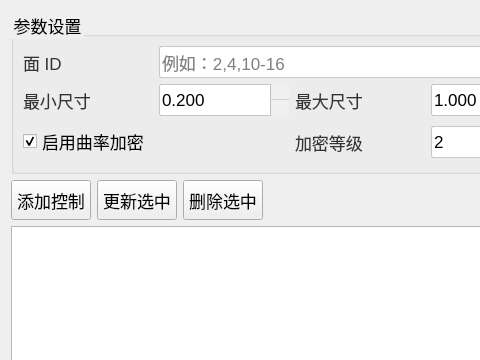
First picture: the form in plugins/Base_Mesh/MeshFaceControlWidget.ui, repository asd977/base_cae, before the edit; both pictures show x 0 to 480 and y 0 to 360 of the 720 by 520 pixel window.
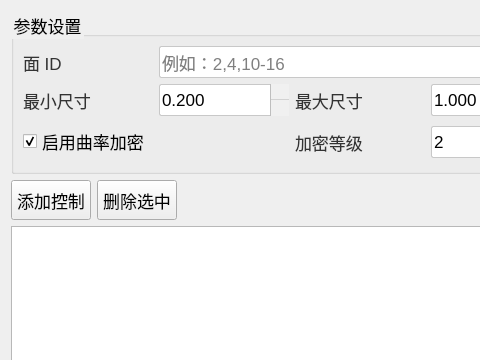
Second picture: the form after the edit. Icons and pictures are not drawn. Custom widgets are drawn as their Qt base class.

Commit message: Mesh controls: realtime row updates and row-aware ID highlighting

```diff
--- a/plugins/Base_Mesh/MeshFaceControlWidget.ui
+++ b/plugins/Base_Mesh/MeshFaceControlWidget.ui
@@ -234,13 +234,6 @@
        </property>
       </widget>
      </item>
-     <item>
-      <widget class="QPushButton" name="btnUpdate">
-       <property name="text">
-        <string>更新选中</string>
-       </property>
-      </widget>
-     </item>
      <item>
       <widget class="QPushButton" name="btnDelete">
        <property name="text">
```
The commit also changes 8 other files.
